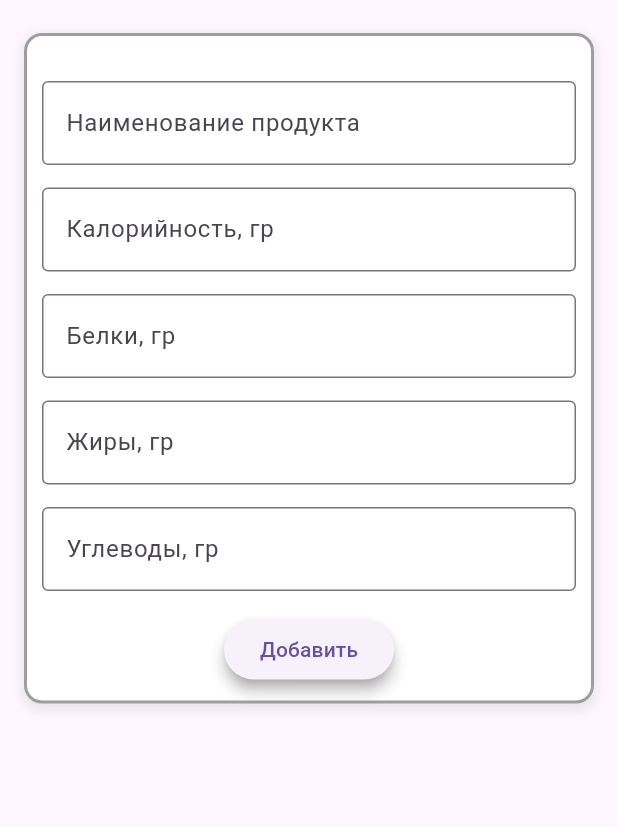
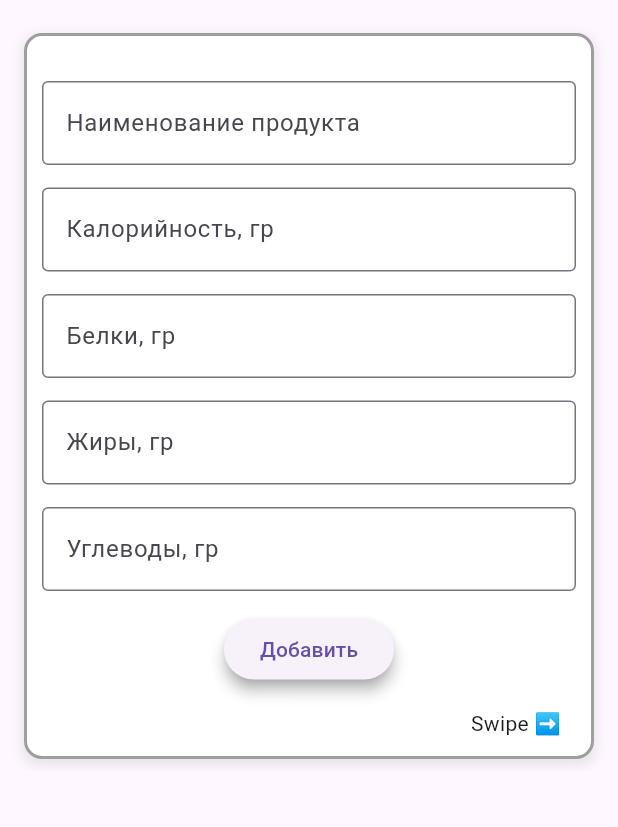
Before and after one commit to strell0213/GymTrack, a Flutter app: the AddFoodWidget screen opened directly, on a phone screen of 412 x 824 dp, the part 63-890 px from its top. Run offline on Flutter 3.47's test engine with Material 3 defaults, Android fonts, the light colour scheme and no system bars; our stand-ins replace fl_chart, flutter_local_notifications, flutter_slidable, flutter_timezone, shared_preferences, timezone; accounts and stored records are empty.

Commit message:
начал делать выбранные позиции

```diff
--- a/flutter_application_1/lib/domain/entity/notify.dart
+++ b/flutter_application_1/lib/domain/entity/notify.dart
@@ -132,8 +132,9 @@ class Notify
       for (int i = 0; i < strs.length; i++)
       {
         body += strs[i];
-        if(i + 1 != strs.length) body += "и";
+        if(i + 1 != strs.length) body += " и ";
       }
+      body+="! 💪";
 
       Not not = Not(await notService.newID(), getNextWeekday(i).toString(), 1);
       if (await notService.checkNot(not) == false) continue;
--- a/flutter_application_1/lib/ui/widgets/add_food_widget.dart
+++ b/flutter_application_1/lib/ui/widgets/add_food_widget.dart
@@ -15,9 +15,73 @@ class AddFoodWidget extends StatelessWidget {
       appBar: AppBar(
         title: Text('Новая позиция'),
       ),
-      body: SingleChildScrollView(
-        scrollDirection: Axis.vertical,
-        child: Container(
+      body: SizedBox(
+        height: 500,
+        child: PageView(
+          children:[
+            _AddWidget(themeVM: themeVM, VM: VM),
+            _ChooseWidget(themeVM: themeVM, VM: VM)
+          ]
+        ),
+      )
+    );
+  }
+}
+
+class _ChooseWidget extends StatelessWidget {
+  const _ChooseWidget({
+    required this.themeVM,
+    required this.VM,
+  });
+
+  final ThemeViewModel themeVM;
+  final AddFoodModel VM;
+
+  @override
+  Widget build(BuildContext context) {
+    return Container(
+      margin: const EdgeInsets.symmetric(vertical: 8, horizontal: 16),
+      decoration: BoxDecoration(
+        color: themeVM.isDarkTheme ? Colors.black : Colors.white,
+        border: Border.all(color: Colors.grey, width: 2),
+        borderRadius: BorderRadius.circular(12),
+        boxShadow: [
+          BoxShadow(
+            color: Colors.grey.withOpacity(0.2),
+            spreadRadius: 2,
+            blurRadius: 5,
+            offset: const Offset(0, 3),
+            ),
+          ],
+        ),
+      child: Padding(
+        padding: const EdgeInsets.all(10.0),
+        child: Column(
+          children: [
+            Text('Список выбранных продуктов'),
+
+            ElevatedButton(onPressed: (){
+
+            }, child: Text('Выбрать выбранные позиции'))
+          ],
+        ),
+      ),
+    );
+  }
+}
+
+class _AddWidget extends StatelessWidget {
+  const _AddWidget({
+    required this.themeVM,
+    required this.VM,
+  });
+
+  final ThemeViewModel themeVM;
+  final AddFoodModel VM;
+
+  @override
+  Widget build(BuildContext context) {
+    return Container(
       margin: const EdgeInsets.symmetric(vertical: 8, horizontal: 16),
       decoration: BoxDecoration(
         color: themeVM.isDarkTheme ? Colors.black : Colors.white,
@@ -99,12 +163,18 @@ class AddFoodWidget extends StatelessWidget {
               shadowColor: Colors.grey,
             ),
               child: Text('Добавить'),
-                )
+            ),
+            SizedBox(height: 15,),
+            Row(
+              children: [
+                Expanded(child: Text('')),
+                Text('Swipe ➡️'),
+                SizedBox(width: 10),
+              ],
+            ),
           ],
         ),
       ),
-        ),
-      )
     );
   }
 }
```
Lines whose indentation alone changed are shown as unchanged.
